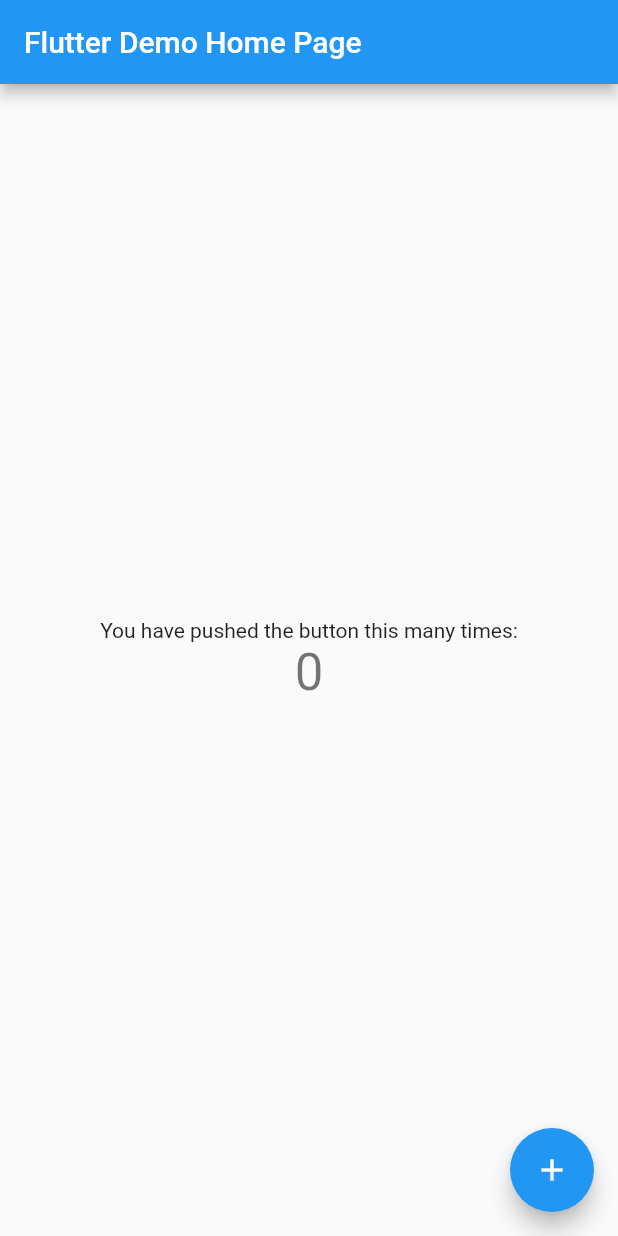
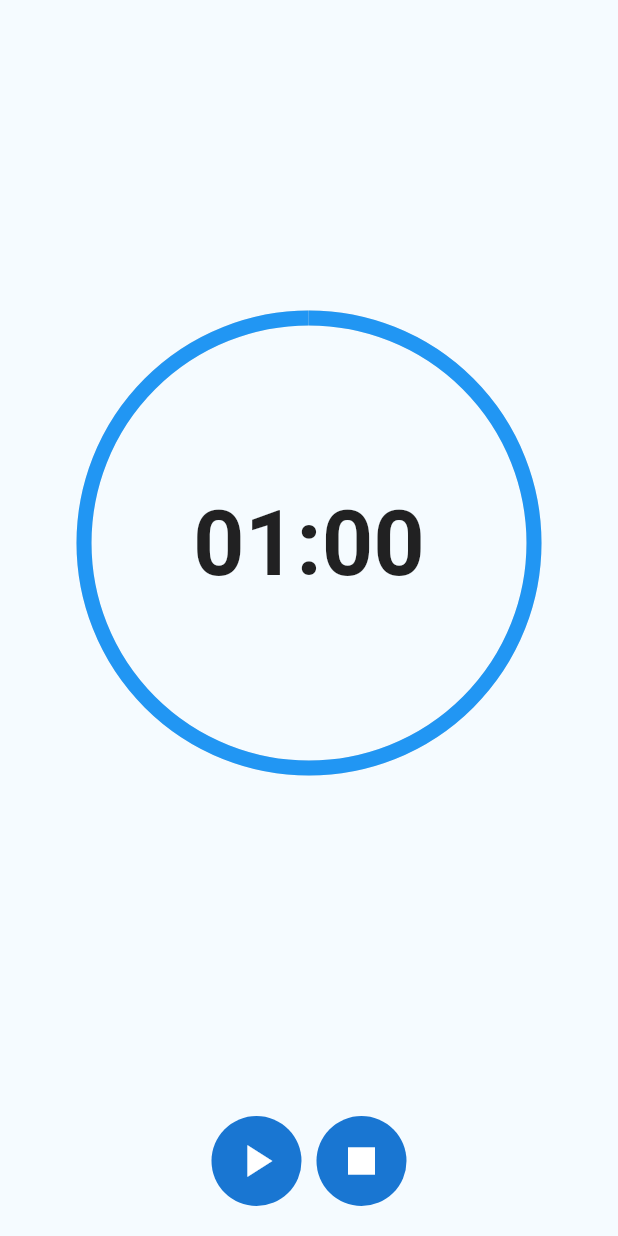
Before and after one commit to tawasoli369/university_project, a Flutter app: the screen it shows after launch, on a phone screen of 412 x 824 dp. Run offline on Flutter 3.47's test engine with Material 2 defaults, Android fonts, the phone set to English and light mode, and no system bars; missing offline and left inert: flutter_ringtone_player.

Commit message:
edited by tawasoli

```diff
--- a/lib/main.dart
+++ b/lib/main.dart
@@ -1,4 +1,5 @@
 import 'package:flutter/material.dart';
+import 'package:university_project/views/countdown_page.dart';
 
 void main() {
   runApp(const MyApp());
@@ -7,109 +8,15 @@ void main() {
 class MyApp extends StatelessWidget {
   const MyApp({Key? key}) : super(key: key);
 
-  // This widget is the root of your application.
   @override
   Widget build(BuildContext context) {
     return MaterialApp(
-      title: 'Flutter Demo',
+      debugShowCheckedModeBanner: false,
+      title: 'Flutter Countdown app',
       theme: ThemeData(
-        // This is the theme of your application.
-        //
-        // Try running your application with "flutter run". You'll see the
-        // application has a blue toolbar. Then, without quitting the app, try
-        // changing the primarySwatch below to Colors.green and then invoke
-        // "hot reload" (press "r" in the console where you ran "flutter run",
-        // or simply save your changes to "hot reload" in a Flutter IDE).
-        // Notice that the counter didn't reset back to zero; the application
-        // is not restarted.
         primarySwatch: Colors.blue,
       ),
-      home: const MyHomePage(title: 'Flutter Demo Home Page'),
+      home: const CountdownPage(),
     );
   }
 }
-
-class MyHomePage extends StatefulWidget {
-  const MyHomePage({Key? key, required this.title}) : super(key: key);
-
-  // This widget is the home page of your application. It is stateful, meaning
-  // that it has a State object (defined below) that contains fields that affect
-  // how it looks.
-
-  // This class is the configuration for the state. It holds the values (in this
-  // case the title) provided by the parent (in this case the App widget) and
-  // used by the build method of the State. Fields in a Widget subclass are
-  // always marked "final".
-
-  final String title;
-
-  @override
-  State<MyHomePage> createState() => _MyHomePageState();
-}
-
-class _MyHomePageState extends State<MyHomePage> {
-  int _counter = 0;
-
-  void _incrementCounter() {
-    setState(() {
-      // This call to setState tells the Flutter framework that something has
-      // changed in this State, which causes it to rerun the build method below
-      // so that the display can reflect the updated values. If we changed
-      // _counter without calling setState(), then the build method would not be
-      // called again, and so nothing would appear to happen.
-      _counter++;
-    });
-  }
-
-  @override
-  Widget build(BuildContext context) {
-    // This method is rerun every time setState is called, for instance as done
-    // by the _incrementCounter method above.
-    //
-    // The Flutter framework has been optimized to make rerunning build methods
-    // fast, so that you can just rebuild anything that needs updating rather
-    // than having to individually change instances of widgets.
-    return Scaffold(
-      appBar: AppBar(
-        // Here we take the value from the MyHomePage object that was created by
-        // the App.build method, and use it to set our appbar title.
-        title: Text(widget.title),
-      ),
-      body: Center(
-        // Center is a layout widget. It takes a single child and positions it
-        // in the middle of the parent.
-        child: Column(
-          // Column is also a layout widget. It takes a list of children and
-          // arranges them vertically. By default, it sizes itself to fit its
-          // children horizontally, and tries to be as tall as its parent.
-          //
-          // Invoke "debug painting" (press "p" in the console, choose the
-          // "Toggle Debug Paint" action from the Flutter Inspector in Android
-          // Studio, or the "Toggle Debug Paint" command in Visual Studio Code)
-          // to see the wireframe for each widget.
-          //
-          // Column has various properties to control how it sizes itself and
-          // how it positions its children. Here we use mainAxisAlignment to
-          // center the children vertically; the main axis here is the vertical
-          // axis because Columns are vertical (the cross axis would be
-          // horizontal).
-          mainAxisAlignment: MainAxisAlignment.center,
-          children: <Widget>[
-            const Text(
-              'You have pushed the button this many times:',
-            ),
-            Text(
-              '$_counter',
-              style: Theme.of(context).textTheme.headline4,
-            ),
-          ],
-        ),
-      ),
-      floatingActionButton: FloatingActionButton(
-        onPressed: _incrementCounter,
-        tooltip: 'Increment',
-        child: const Icon(Icons.add),
-      ), // This trailing comma makes auto-formatting nicer for build methods.
-    );
-  }
-}
--- /dev/null
+++ b/lib/views/countdown_page.dart
@@ -0,0 +1,157 @@
+import 'package:flutter/cupertino.dart';
+import 'package:flutter/material.dart';
+import 'package:flutter_ringtone_player/flutter_ringtone_player.dart';
+import 'package:university_project/widgets/round_button.dart';
+
+class CountdownPage extends StatefulWidget {
+  const CountdownPage({Key? key}) : super(key: key);
+
+  @override
+  _CountdownPageState createState() => _CountdownPageState();
+}
+
+class _CountdownPageState extends State<CountdownPage>
+    with TickerProviderStateMixin {
+  late AnimationController controller;
+
+  bool isPlaying = false;
+
+  String get countText {
+    Duration count = controller.duration! * controller.value;
+    return controller.isDismissed
+        ? '${(controller.duration!.inMinutes % 60).toString().padLeft(2, '0')}:${(controller.duration!.inSeconds % 60).toString().padLeft(2, '0')}'
+        : '${(count.inMinutes % 60).toString().padLeft(2, '0')}:${(count.inSeconds % 60).toString().padLeft(2, '0')}';
+  }
+
+  double progress = 1.0;
+
+  void notify() {
+    if (countText == '0:00:00') {
+      FlutterRingtonePlayer.playNotification();
+    }
+  }
+
+  @override
+  void initState() {
+    super.initState();
+    controller = AnimationController(
+      vsync: this,
+      duration: const Duration(seconds: 60),
+    );
+
+    controller.addListener(() {
+      notify();
+      if (controller.isAnimating) {
+        setState(() {
+          progress = controller.value;
+        });
+      } else {
+        setState(() {
+          progress = 1.0;
+          isPlaying = false;
+        });
+      }
+    });
+  }
+
+  @override
+  void dispose() {
+    controller.dispose();
+    super.dispose();
+  }
+
+  @override
+  Widget build(BuildContext context) {
+    return Scaffold(
+      backgroundColor: const Color(0xfff5fbff),
+      body: Column(
+        children: [
+          Expanded(
+            child: Stack(
+              alignment: Alignment.center,
+              children: [
+                SizedBox(
+                  width: 300,
+                  height: 300,
+                  child: CircularProgressIndicator(
+                    backgroundColor: Colors.grey.shade300,
+                    value: progress,
+                    strokeWidth: 10,
+                  ),
+                ),
+                GestureDetector(
+                  onTap: () {
+                    if (controller.isDismissed) {
+                      showModalBottomSheet(
+                        context: context,
+                        builder: (context) => SizedBox(
+                          height: 300,
+                          child: CupertinoTimerPicker(
+                            initialTimerDuration: controller.duration!,
+                            onTimerDurationChanged: (time) {
+                              setState(() {
+                                controller.duration = time;
+                              });
+                            },
+                          ),
+                        ),
+                      );
+                    }
+                  },
+                  child: AnimatedBuilder(
+                    animation: controller,
+                    builder: (context, child) => Text(
+                      countText,
+                      style: const TextStyle(
+                        fontSize: 60,
+                        fontWeight: FontWeight.bold,
+                      ),
+                    ),
+                  ),
+                ),
+              ],
+            ),
+          ),
+          Padding(
+            padding: const EdgeInsets.symmetric(horizontal: 10, vertical: 20),
+            child: Row(
+              mainAxisAlignment: MainAxisAlignment.center,
+              children: [
+                GestureDetector(
+                  onTap: () {
+                    if (controller.isAnimating) {
+                      controller.stop();
+                      setState(() {
+                        isPlaying = false;
+                      });
+                    } else {
+                      controller.reverse(
+                          from: controller.value == 0 ? 1.0 : controller.value);
+                      setState(() {
+                        isPlaying = true;
+                      });
+                    }
+                  },
+                  child: RoundButton(
+                    icon: isPlaying == true ? Icons.pause : Icons.play_arrow,
+                  ),
+                ),
+                GestureDetector(
+                  onTap: () {
+                    controller.reset();
+                    setState(() {
+                      isPlaying = false;
+                    });
+                  },
+                  child: const RoundButton(
+                    icon: Icons.stop,
+                  ),
+                ),
+              ],
+            ),
+          )
+        ],
+      ),
+    );
+  }
+}
--- /dev/null
+++ b/lib/widgets/round_button.dart
@@ -0,0 +1,25 @@
+import 'package:flutter/material.dart';
+
+class RoundButton extends StatelessWidget {
+  const RoundButton({
+    Key? key,
+    required this.icon,
+  }) : super(key: key);
+  final IconData icon;
+
+  @override
+  Widget build(BuildContext context) {
+    return Padding(
+      padding: const EdgeInsets.symmetric(
+        horizontal: 5,
+      ),
+      child: CircleAvatar(
+        radius: 30,
+        child: Icon(
+          icon,
+          size: 36,
+        ),
+      ),
+    );
+  }
+}
```
Also changed, not shown: pubspec.yaml (+1 -44 lines), pubspec.lock.
